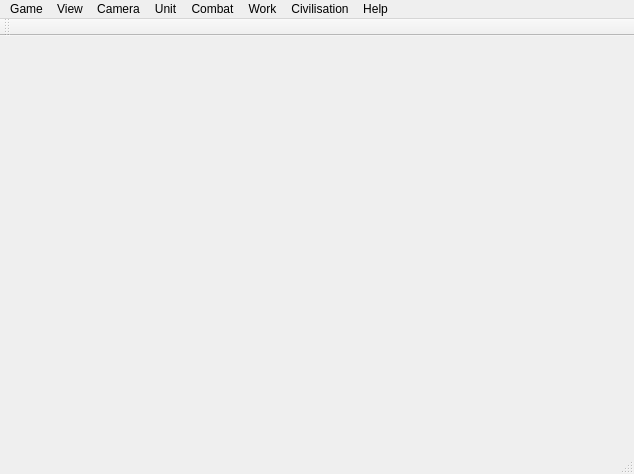
Old version of the form gui-kde/mainwindow.ui in the repository jusirkka/freeciv-kde.
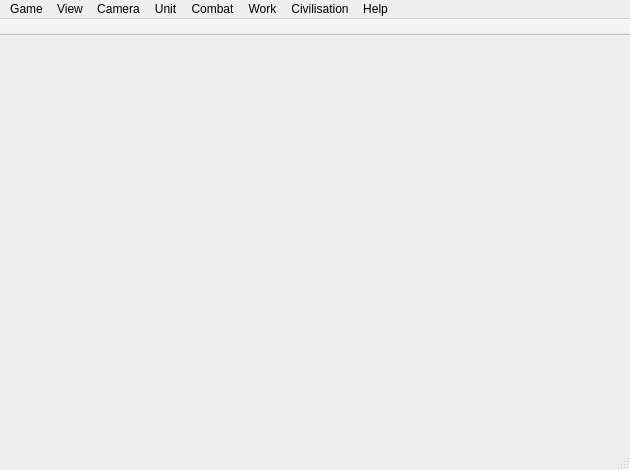
New version of the form. Icons and pictures are not drawn.

```diff
--- a/gui-kde/mainwindow.ui
+++ b/gui-kde/mainwindow.ui
@@ -6,8 +6,8 @@
    <rect>
     <x>0</x>
     <y>0</y>
-    <width>634</width>
-    <height>474</height>
+    <width>630</width>
+    <height>470</height>
    </rect>
   </property>
   <property name="windowTitle">
@@ -19,7 +19,7 @@
     <rect>
      <x>0</x>
      <y>0</y>
-     <width>634</width>
+     <width>630</width>
      <height>25</height>
     </rect>
    </property>
@@ -180,6 +180,15 @@
    <property name="windowTitle">
     <string>toolBar</string>
    </property>
+   <property name="movable">
+    <bool>false</bool>
+   </property>
+   <property name="allowedAreas">
+    <set>Qt::TopToolBarArea</set>
+   </property>
+   <property name="floatable">
+    <bool>false</bool>
+   </property>
    <attribute name="toolBarArea">
     <enum>TopToolBarArea</enum>
    </attribute>
```
Left out of the diff: 33 changed lines with no effect on the pictures.
